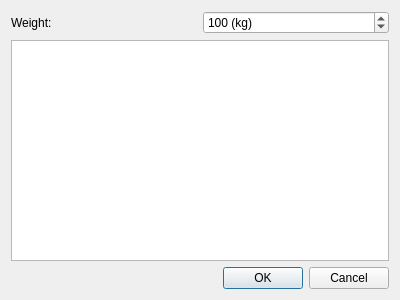
This is NewBucket.ui in SC-One/BHMI as Qt 5 draws it before an edit. The edited form follows.
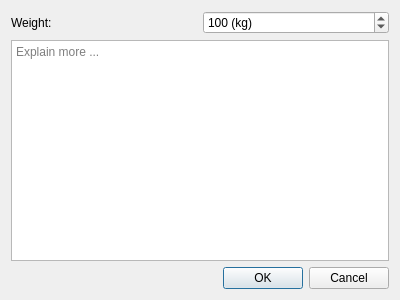
This is the edited form.

The edit to the form file:
```diff
--- a/NewBucket.ui
+++ b/NewBucket.ui
@@ -42,7 +42,11 @@
     </layout>
    </item>
    <item>
-    <widget class="QPlainTextEdit" name="descText"/>
+    <widget class="QPlainTextEdit" name="descText">
+     <property name="placeholderText">
+      <string>Explain more ...</string>
+     </property>
+    </widget>
    </item>
    <item>
     <widget class="QDialogButtonBox" name="buttonBox">
```
